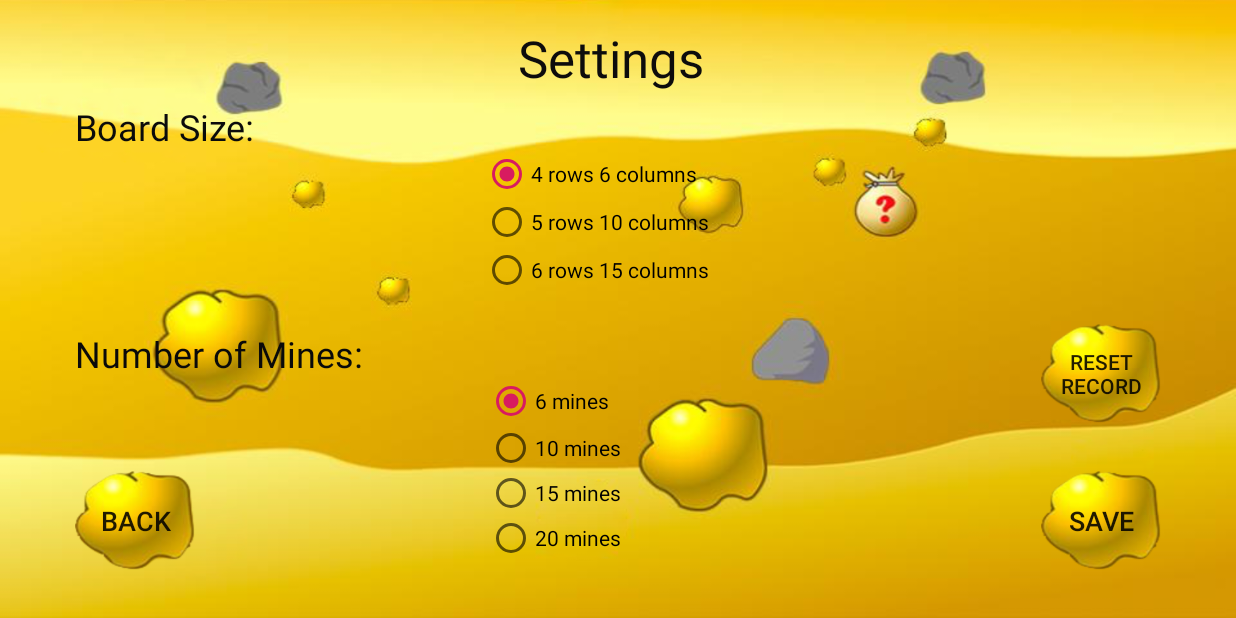
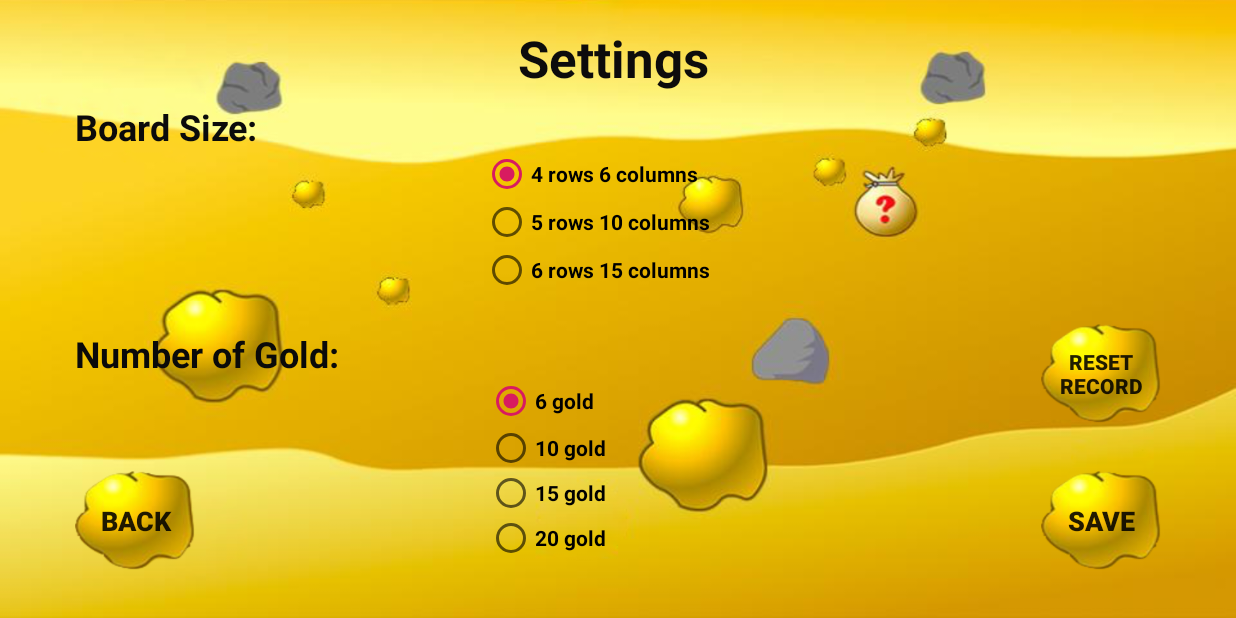
Before and after one commit to HenryF23/gold_miner, an Android app: the SettingsActivity screen opened directly, with no data from a screen before it, on a phone screen of 824 x 412 dp (held sideways). Run offline under Robolectric (Android 15) with nearby library versions, the light colour scheme and no system bars; Roboto replaces fonts that are not available here.

Commit message:
update strings.xml and class description

```diff
--- a/app/src/main/java/com/example/cmpt276_a3/HelpActivity.java
+++ b/app/src/main/java/com/example/cmpt276_a3/HelpActivity.java
@@ -13,6 +13,9 @@ import android.text.method.LinkMovementMethod;
 import android.widget.Button;
 import android.widget.TextView;
 
+/*
+This class is about the game's help interface, including game introduction and production staff, and resource sources.
+*/
 public class HelpActivity extends AppCompatActivity {
 
     private TextView HyperLink;
--- a/app/src/main/java/com/example/cmpt276_a3/MainActivity.java
+++ b/app/src/main/java/com/example/cmpt276_a3/MainActivity.java
@@ -12,7 +12,11 @@ import androidx.appcompat.app.AppCompatActivity;
 import com.daimajia.androidanimations.library.Techniques;
 import com.daimajia.androidanimations.library.YoYo;
 
-
+/*
+The main navigation interface of the game,
+through which you can enter the interface for finding gold,
+and jump to the help interface and settings interface.
+*/
 public class MainActivity extends AppCompatActivity {
 
     @Override
--- a/app/src/main/java/com/example/cmpt276_a3/SettingsActivity.java
+++ b/app/src/main/java/com/example/cmpt276_a3/SettingsActivity.java
@@ -15,7 +15,11 @@ import android.widget.Toast;
 import com.example.cmpt276_a3.cmpt276_a3_model.Mines_Manager;
 
 import java.lang.reflect.Type;
-
+/*
+Game design interface,
+in this interface you can set the size of the board and the amount of gold.
+And you can clear the history of playing.
+*/
 
 public class SettingsActivity extends AppCompatActivity {
     Mines_Manager mines_manager;
--- a/app/src/main/java/com/example/cmpt276_a3/SplashActivity.java
+++ b/app/src/main/java/com/example/cmpt276_a3/SplashActivity.java
@@ -15,7 +15,10 @@ import com.daimajia.androidanimations.library.YoYo;
 
 import java.util.Timer;
 import java.util.TimerTask;
-
+/*
+The game's welcome interface, including welcome animations, as well as authors.
+This interface can be skipped manually.
+*/
 
 //https://blog.csdn.net/qq_19681347/article/details/81738350
 public class SplashActivity extends AppCompatActivity {
--- a/app/src/main/res/layout/activity_settings.xml
+++ b/app/src/main/res/layout/activity_settings.xml
@@ -17,6 +17,7 @@
         android:text="@string/settingsTitle"
         android:textAppearance="@style/TextAppearance.AppCompat.Display1"
         android:textColor="#0D0C0C"
+        android:textStyle="bold"
         app:layout_constraintEnd_toEndOf="parent"
         app:layout_constraintStart_toStartOf="parent"
         app:layout_constraintTop_toTopOf="parent" />
@@ -32,6 +33,7 @@
         android:textAppearance="@style/TextAppearance.AppCompat.Display1"
         android:textColor="#0B0B0B"
         android:textSize="24sp"
+        android:textStyle="bold"
         app:layout_constraintEnd_toEndOf="parent"
         app:layout_constraintHorizontal_bias="0.0"
         app:layout_constraintStart_toStartOf="parent"
@@ -47,6 +49,7 @@
         android:textAppearance="@style/TextAppearance.AppCompat.Display1"
         android:textColor="#0A0A0A"
         android:textSize="24sp"
+        android:textStyle="bold"
         app:layout_constraintBottom_toBottomOf="parent"
         app:layout_constraintStart_toStartOf="parent" />
 
@@ -65,19 +68,22 @@
             android:id="@+id/radioButton4x6"
             android:layout_width="match_parent"
             android:layout_height="wrap_content"
-            android:text="@string/board4x6" />
+            android:text="@string/board4x6"
+            android:textStyle="bold" />
 
         <RadioButton
             android:id="@+id/radioButton5x10"
             android:layout_width="match_parent"
             android:layout_height="wrap_content"
-            android:text="@string/board5x10" />
+            android:text="@string/board5x10"
+            android:textStyle="bold" />
 
         <RadioButton
             android:id="@+id/radioButton6x15"
             android:layout_width="match_parent"
             android:layout_height="wrap_content"
-            android:text="@string/board6x15" />
+            android:text="@string/board6x15"
+            android:textStyle="bold" />
     </RadioGroup>
 
 
@@ -97,25 +103,29 @@
             android:id="@+id/mines6"
             android:layout_width="wrap_content"
             android:layout_height="wrap_content"
-            android:text="@string/mines6" />
+            android:text="@string/mines6"
+            android:textStyle="bold" />
 
         <RadioButton
             android:id="@+id/mines10"
             android:layout_width="wrap_content"
             android:layout_height="30dp"
-            android:text="@string/mines10" />
+            android:text="@string/mines10"
+            android:textStyle="bold" />
 
         <RadioButton
             android:id="@+id/mines15"
             android:layout_width="wrap_content"
             android:layout_height="30dp"
-            android:text="@string/mines15" />
+            android:text="@string/mines15"
+            android:textStyle="bold" />
 
         <RadioButton
             android:id="@+id/mines20"
             android:layout_width="wrap_content"
             android:layout_height="30dp"
-            android:text="@string/mines20" />
+            android:text="@string/mines20"
+            android:textStyle="bold" />
 
     </RadioGroup>
 
@@ -128,6 +138,7 @@
         android:background="@drawable/back_button"
         android:text="@string/settings_save"
         android:textSize="18sp"
+        android:textStyle="bold"
         app:layout_constraintBottom_toBottomOf="parent"
         app:layout_constraintEnd_toEndOf="parent" />
 
@@ -140,6 +151,7 @@
         android:background="@drawable/back_button"
         android:text="@string/settings_back"
         android:textSize="18sp"
+        android:textStyle="bold"
         app:layout_constraintBottom_toBottomOf="parent"
         app:layout_constraintStart_toStartOf="parent" />
 
@@ -151,6 +163,7 @@
         android:layout_marginEnd="50dp"
         android:background="@drawable/back_button"
         android:text="@string/reset_record"
+        android:textStyle="bold"
         app:layout_constraintEnd_toEndOf="parent"
         app:layout_constraintTop_toTopOf="parent" />
 
--- a/app/src/main/res/values/strings.xml
+++ b/app/src/main/res/values/strings.xml
@@ -19,14 +19,14 @@
     <string name="scansUsed"># Scans Used: %1$d</string>
     <string name="settingsTitle">Settings</string>
     <string name="board_size_title">Board Size:</string>
-    <string name="number_of_mines_title">Number of Mines:</string>
+    <string name="number_of_mines_title">Number of Gold:</string>
     <string name="board4x6">4 rows 6 columns</string>
     <string name="board5x10">5 rows 10 columns</string>
     <string name="board6x15">6 rows 15 columns</string>
-    <string name="mines6">6 mines</string>
-    <string name="mines10">10 mines</string>
-    <string name="mines15">15 mines</string>
-    <string name="mines20">20 mines</string>
+    <string name="mines6">6 gold</string>
+    <string name="mines10">10 gold</string>
+    <string name="mines15">15 gold</string>
+    <string name="mines20">20 gold</string>
     <string name="settings_save">Save</string>
     <string name="settings_back">back</string>
     <string name="reset_record">Reset Record</string>
```
